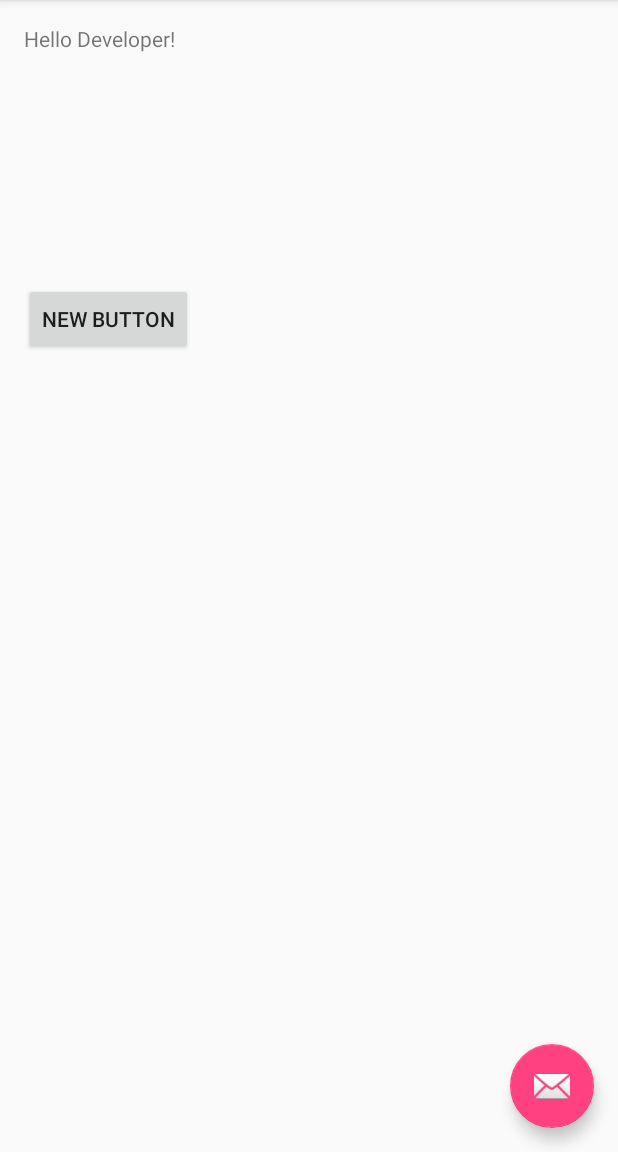
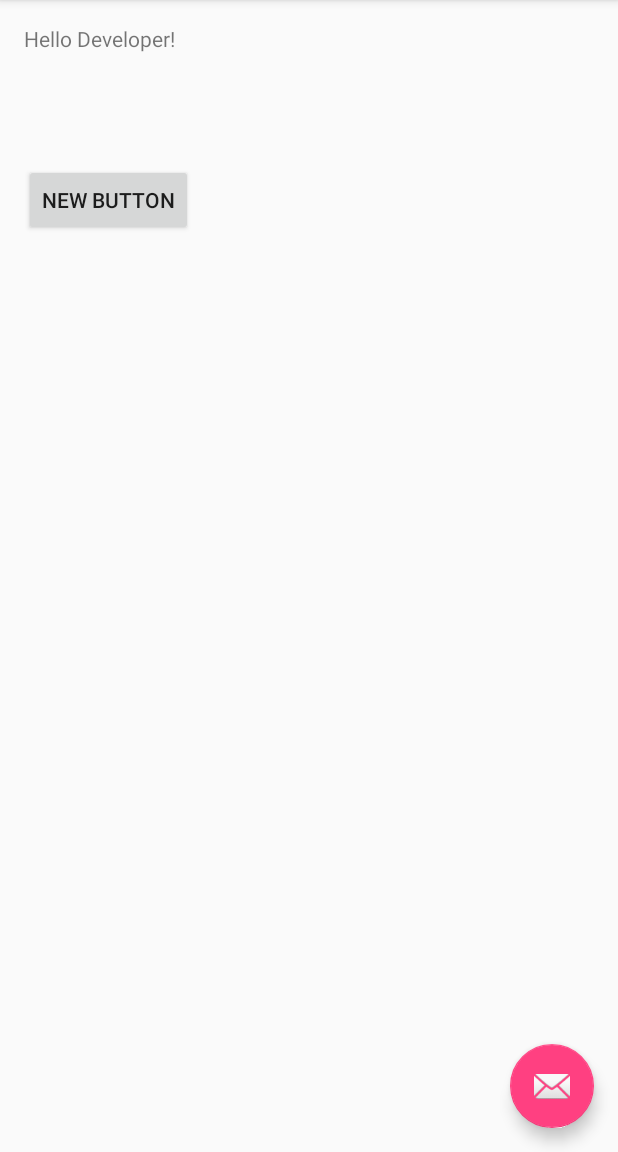
Before and after one commit to Driversbuddy/DriversBuddy, an Android app: the screen it shows after launch (MainActivity), on a phone screen of 412 x 824 dp, the part 84-1236 px from its top. Run offline under Robolectric (Android 15) with nearby library versions, the phone set to English and light mode, and no system bars.

Commit message:
test from johan

```diff
--- a/app/src/main/res/layout/content_main.xml
+++ b/app/src/main/res/layout/content_main.xml
@@ -22,10 +22,10 @@
         android:id="@+id/button"
         android:layout_width="wrap_content"
         android:layout_height="wrap_content"
+        android:layout_marginTop="74dp"
+        android:text="New Button"
+        android:layout_below="@+id/textView"
         android:layout_alignParentLeft="true"
-        android:layout_alignParentStart="true"
-        android:layout_below="@+id/textView"
-        android:layout_marginTop="153dp"
-        android:text="New Button" />
+        android:layout_alignParentStart="true" />
 
 </RelativeLayout>
```
